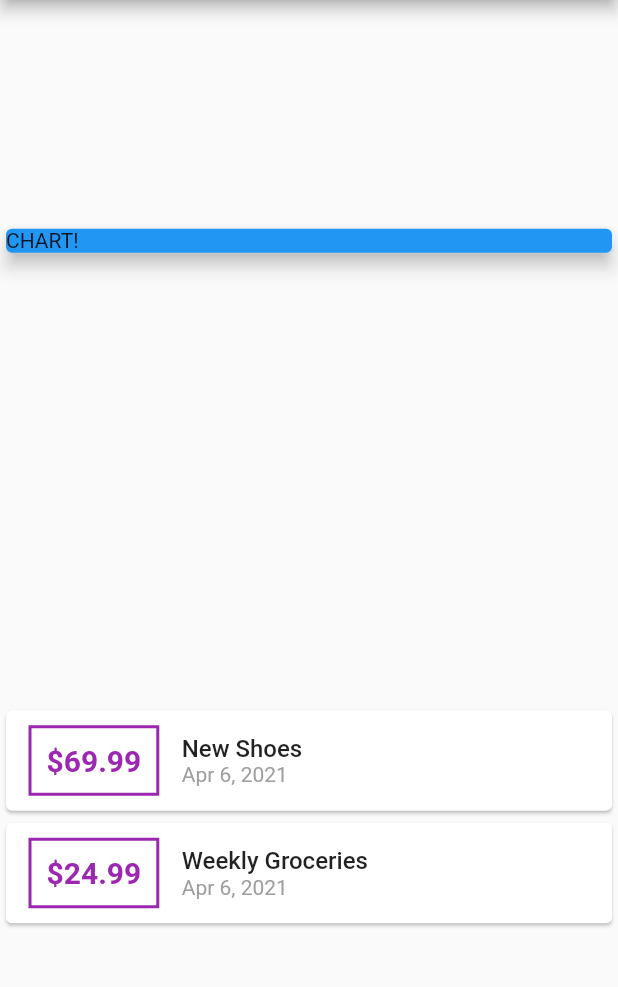
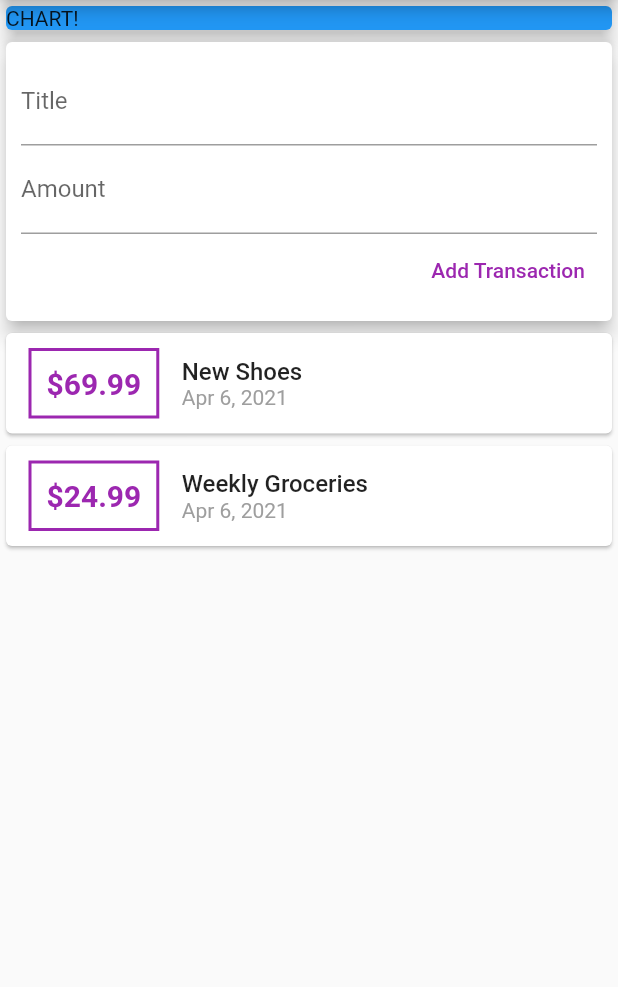
Before and after one commit to nischal08/expense_app_flutter, a Flutter app: the screen it shows after launch, on a phone screen of 412 x 824 dp, the part 84-1071 px from its top. Run offline on Flutter 3.47's test engine with Material 2 defaults, Android fonts, the phone set to English and light mode, and no system bars.

Commit message:
Created and textfield for input

```diff
--- a/lib/main.dart
+++ b/lib/main.dart
@@ -31,6 +31,11 @@
         date: DateTime.now()),
   ];
 
+  // String titleInput;
+  // String amountInput;
+  final titleController = TextEditingController();
+  final amountController = TextEditingController();
+
   @override
   Widget build(BuildContext context) {
     return Scaffold(
@@ -38,7 +43,7 @@
         title: Text("Expense App"),
       ),
       body: Column(
-        mainAxisAlignment: MainAxisAlignment.spaceAround,
+        // mainAxisAlignment: MainAxisAlignment.spaceAround,
         crossAxisAlignment: CrossAxisAlignment.stretch,
         children: [
           Container(
@@ -47,6 +52,44 @@
               color: Colors.blue,
               child: Text('CHART!'),
               elevation: 5,
+            ),
+          ),
+          Card(
+            elevation: 5,
+            child: Container(
+              padding: EdgeInsets.all(10),
+              child: Column(
+                crossAxisAlignment: CrossAxisAlignment.end,
+                children: [
+                  TextField(
+                    decoration: InputDecoration(labelText: 'Title'),
+                    // onChanged: (value) {
+                    //   titleInput = value;
+                    // },
+                    controller: titleController,
+                  ),
+                  TextField(
+                    decoration: InputDecoration(labelText: 'Amount'),
+                    // onChanged: (value) {
+                    //   amountInput = value;
+                    // },
+                    controller: amountController,
+                  ),
+                  TextButton(
+                    style: ButtonStyle(
+                      foregroundColor:
+                          MaterialStateProperty.all<Color>(Colors.purple),
+                    ),
+                    onPressed: () {
+                      // print(titleInput);
+                      // print(amountInput);
+                      print(titleController.text);
+                      print(amountController.text);
+                    },
+                    child: Text('Add Transaction'),
+                  )
+                ],
+              ),
             ),
           ),
           Column(
```
